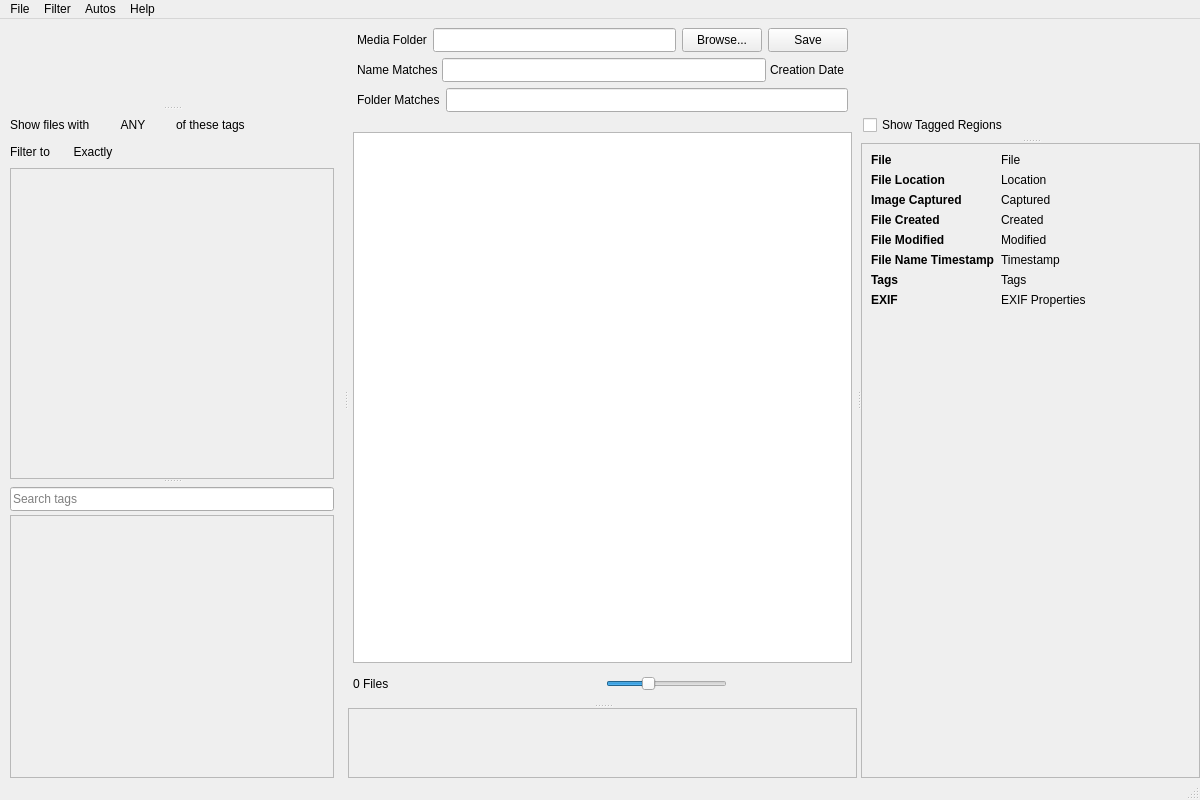
The window that mainwindow.ui (merrillaldrich/compendia) describes before a commit, drawn with Qt 5.
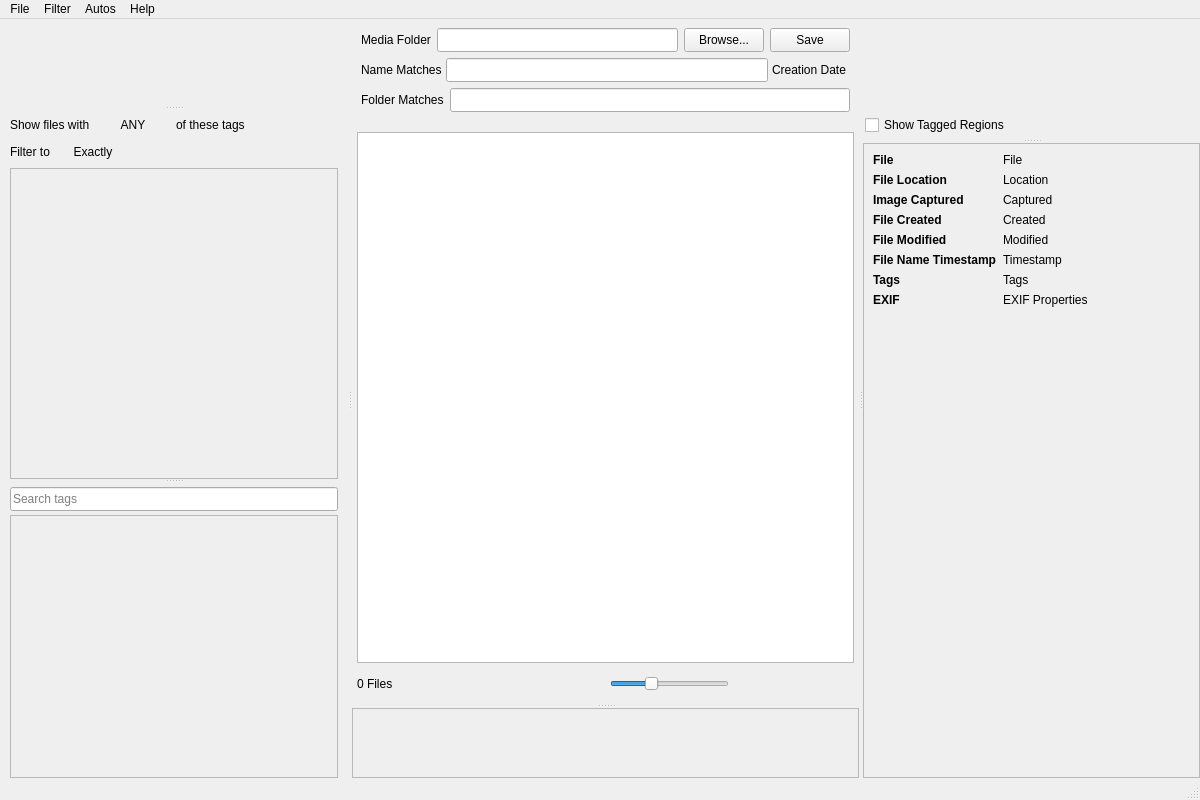
The same window after the commit. Custom widgets are drawn as their Qt base class.

Commit message:
Apply slim scrollbar style globally on Linux, widen nav panel by 4px
Extends the slim rounded scrollbar QSS rules from nav-specific selectors
to a global QScrollBar rule, so all scrollbars in the app match the
desired style on Linux. Nav-specific rules remain to preserve the
NAV_BLUE background. Also increases navSplitter minimum width from 344
to 348px to prevent a spurious horizontal scrollbar when the vertical
one appears.

What changed in the file:
```diff
--- a/mainwindow.ui
+++ b/mainwindow.ui
@@ -35,7 +35,7 @@
       <widget class="QSplitter" name="navSplitter">
        <property name="minimumSize">
         <size>
-         <width>344</width>
+         <width>348</width>
          <height>0</height>
         </size>
        </property>
```
The commit also changes 1 other file.
